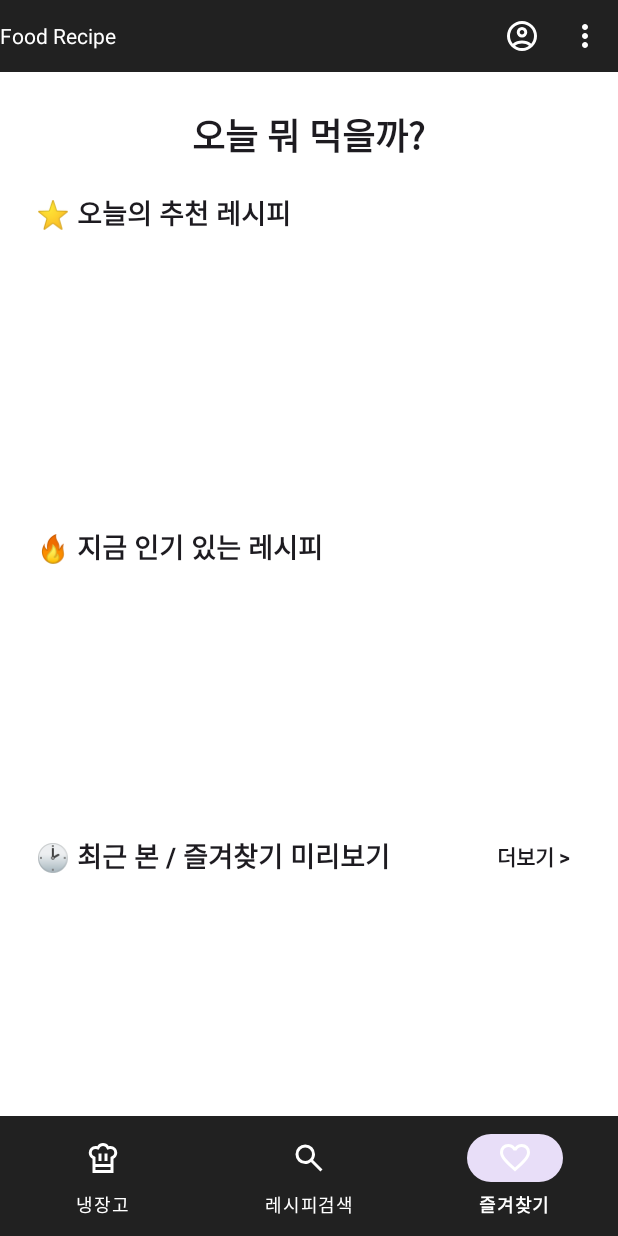
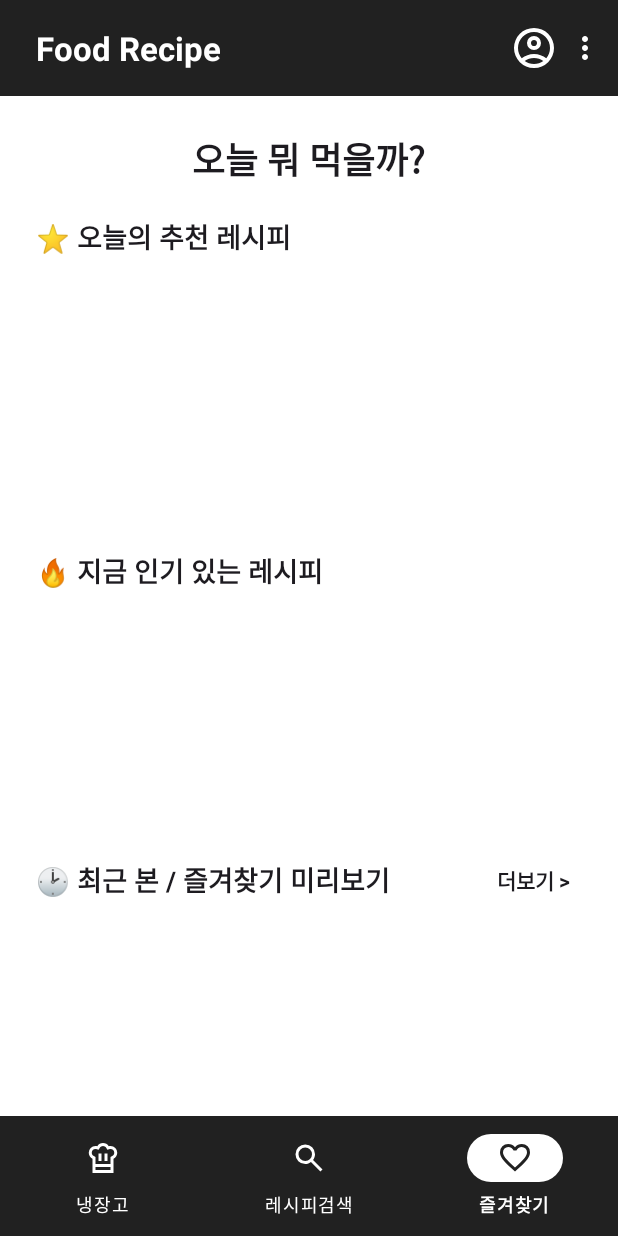
Before and after one commit to ppmm9155/Food_Recipe, an Android app: the MainActivity screen opened directly, with no data from a screen before it, on a phone screen of 412 x 824 dp. Run offline under Robolectric (Android 15) with nearby library versions, the phone set to English and light mode, and no system bars; our stand-ins replace Firebase (no records; nobody signed in at launch, a user with empty details on screens opened directly).

Commit message:
기준 하단 네비게이션 활성표시자 디자인 및 액션바 디자인 수정
하단 네비게이션바 에 연보라색은 활성표시자(Active Indicator) 라고하는데 그게 기본값인 연보라색으로 되어있어서
테마에 맞게 활성표시자는 흰색으로 설정 그리고 탭을 활성화 했을때 탭 아이콘만 black_2 로 변경

텍스트는 활성화 / 비활성화 상관없이 화이트로 고정 해서 해결

그리고 appbar 에서 타이틀을 bold 처리후 padding 줘서 너무 왼쪽에 붙지않게 설정함 그리고
appbar 우측상단 프로필아이콘을 32dp 로 키우고 appbar도 64dp로 키웠음

프로필 아이콘도 타이틀 과 같이 수평선상에 맞추게 설정함

```diff
--- a/app/src/main/java/com/example/food_recipe/main/MainActivity.java
+++ b/app/src/main/java/com/example/food_recipe/main/MainActivity.java
@@ -109,6 +109,19 @@ public class MainActivity extends AppCompatActivity implements MainContract.View
     @Override
     public boolean onCreateOptionsMenu(Menu menu) {
         getMenuInflater().inflate(R.menu.main_toolbar_menu, menu);
+
+        // --- 프로필 아이콘 클릭 리스너 설정 추가 ---
+        MenuItem profileItem = menu.findItem(R.id.action_profile);
+        if (profileItem != null) {
+            View actionView = profileItem.getActionView();
+            if (actionView != null) {
+                actionView.setOnClickListener(v -> {
+                    Toast.makeText(MainActivity.this, "프로필 화면(추후 연결)", Toast.LENGTH_SHORT).show();
+                });
+            }
+        }
+        // --- 여기까지 추가 ---
+
         return true;
     }
 
@@ -116,7 +129,9 @@ public class MainActivity extends AppCompatActivity implements MainContract.View
     public boolean onOptionsItemSelected(@NonNull MenuItem item) {
         int id = item.getItemId();
         if (id == R.id.action_profile) {
-            Toast.makeText(this, "프로필 화면(추후 연결)", Toast.LENGTH_SHORT).show();
+            // 이 부분은 actionView의 리스너에서 이미 처리하므로, 여기서는 호출되지 않거나
+            // 중복될 수 있습니다. 필요에 따라 주석 처리하거나 다른 방식으로 관리할 수 있습니다.
+            // Toast.makeText(this, "프로필 화면(추후 연결) - onOptionsItemSelected", Toast.LENGTH_SHORT).show();
             return true;
         } else if (id == R.id.action_logout) {
             presenter.onLogoutClicked();
--- /dev/null
+++ b/app/src/main/res/color/bottom_nav_icon_tint_selector.xml
@@ -0,0 +1,5 @@
+<?xml version="1.0" encoding="utf-8"?>
+<selector xmlns:android="http://schemas.android.com/apk/res/android">
+    <item android:state_checked="true" android:color="@color/black_2" /> <!-- 선택된 경우: black_2 색상 -->
+    <item android:color="@android:color/white" /> <!-- 기본 (선택되지 않은) 경우: 흰색 -->
+</selector>
--- a/app/src/main/res/color/bottom_nav_item_color.xml
+++ /dev/null
@@ -1,7 +0,0 @@
-<?xml version="1.0" encoding="utf-8"?>
-<selector xmlns:android="http://schemas.android.com/apk/res/android">
-    <!-- 아이템이 선택된 상태일 때 (스포트라이트 ON) -->
-    <item android:state_checked="true" android:color="@color/white" />
-    <!-- 그 외 모든 경우 (선택 안 된 상태) -->
-    <item android:color="@color/gray_400" />
-</selector>
--- /dev/null
+++ b/app/src/main/res/drawable/outline_account_circle_32.xml
@@ -0,0 +1,9 @@
+<vector xmlns:android="http://schemas.android.com/apk/res/android"
+    android:height="32dp"
+    android:width="32dp"
+    android:viewportHeight="960"
+    android:viewportWidth="960">
+
+    <path android:fillColor="@android:color/white" android:pathData="M234,684Q285,645 348,622.5Q411,600 480,600Q549,600 612,622.5Q675,645 726,684Q761,643 780.5,591Q800,539 800,480Q800,347 706.5,253.5Q613,160 480,160Q347,160 253.5,253.5Q160,347 160,480Q160,539 179.5,591Q199,643 234,684ZM480,520Q421,520 380.5,479.5Q340,439 340,380Q340,321 380.5,280.5Q421,240 480,240Q539,240 579.5,280.5Q620,321 620,380Q620,439 579.5,479.5Q539,520 480,520ZM480,880Q397,880 324,848.5Q251,817 197,763Q143,709 111.5,636Q80,563 80,480Q80,397 111.5,324Q143,251 197,197Q251,143 324,111.5Q397,80 480,80Q563,80 636,111.5Q709,143 763,197Q817,251 848.5,324Q880,397 880,480Q880,563 848.5,636Q817,709 763,763Q709,817 636,848.5Q563,880 480,880ZM480,800Q533,800 580,784.5Q627,769 666,740Q627,711 580,695.5Q533,680 480,680Q427,680 380,695.5Q333,711 294,740Q333,769 380,784.5Q427,800 480,800ZM480,440Q506,440 523,423Q540,406 540,380Q540,354 523,337Q506,320 480,320Q454,320 437,337Q420,354 420,380Q420,406 437,423Q454,440 480,440ZM480,380Q480,380 480,380Q480,380 480,380Q480,380 480,380Q480,380 480,380Q480,380 480,380Q480,380 480,380Q480,380 480,380Q480,380 480,380ZM480,740Q480,740 480,740Q480,740 480,740Q480,740 480,740Q480,740 480,740Q480,740 480,740Q480,740 480,740Q480,740 480,740Q480,740 480,740Z"/>
+
+</vector>
--- a/app/src/main/res/layout/activity_main.xml
+++ b/app/src/main/res/layout/activity_main.xml
@@ -1,11 +1,25 @@
 <?xml version="1.0" encoding="utf-8"?>
+<!--
+    activity_main.xml 파일은 앱의 메인 화면 레이아웃을 정의합니다.
+    UI 요소(버튼, 텍스트, 이미지 등)를 어떻게 배치할지 결정하는 설계도와 같습니다.
+-->
+
+<!--
+    <RelativeLayout> : 이 화면의 가장 바깥쪽 컨테이너(틀)입니다.
+    이름처럼, 내부에 있는 UI 요소들을 서로 '상대적인' 위치에 배치할 수 있습니다.
+    (예: 'A의 오른쪽에 B 배치', '화면 맨 아래에 C 고정' 등)
+-->
 <RelativeLayout
     xmlns:android="http://schemas.android.com/apk/res/android"
     xmlns:app="http://schemas.android.com/apk/res-auto"
     android:layout_width="match_parent"
     android:layout_height="match_parent">
 
-    <!-- 1. 상단 AppBar -->
+    <!-- 1. 화면 상단에 위치할 앱바(AppBar) 영역 -->
+    <!--
+        <com.google.android.material.appbar.AppBarLayout> : 툴바(Toolbar)를 감싸는 컨테이너입니다.
+        스크롤과 관련된 동작이나 그림자 효과 등을 관리합니다.
+    -->
     <com.google.android.material.appbar.AppBarLayout
         android:id="@+id/appbar"
         android:layout_width="match_parent"
@@ -14,30 +28,46 @@
         android:fitsSystemWindows="true"
         android:background="@color/black_2">
 
+        <!--
+            <com.google.android.material.appbar.MaterialToolbar> : 화면의 제목과 메뉴 등을 표시하는 툴바입니다.
+            최신 Material Design 스타일이 적용된 툴바입니다.
+        -->
         <com.google.android.material.appbar.MaterialToolbar
             android:id="@+id/main_toolbar"
             android:layout_width="match_parent"
-            android:layout_height="wrap_content"
+            android:layout_height="64dp"
             android:theme="@style/MyToolbarTheme"
             app:title="Food Recipe"
             app:titleTextColor="@color/white"
             app:navigationIconTint="@color/white"
-            app:menu="@menu/main_toolbar_menu" />
-
+            app:menu="@menu/main_toolbar_menu"
+            app:titleTextAppearance="@style/MyToolbarTitleStyle"
+            app:contentInsetStart="24dp" />
     </com.google.android.material.appbar.AppBarLayout>
 
-    <!-- 2. 하단 네비게이션 바: 스포트라이트 효과 적용 -->
+    <!-- 2. 화면 하단에 위치할 네비게이션 바 -->
+    <!--
+        <com.google.android.material.bottomnavigation.BottomNavigationView> : 화면 하단에 고정되어
+        주요 메뉴(홈, 검색, 즐겨찾기 등) 간의 이동을 돕는 UI 컴포넌트입니다.
+    -->
     <com.google.android.material.bottomnavigation.BottomNavigationView
         android:id="@+id/bottom_nav"
         android:layout_width="match_parent"
         android:layout_height="wrap_content"
         android:layout_alignParentBottom="true"
         android:background="@color/black_2"
-        app:itemIconTint="@color/white"
+        app:itemIconTint="@color/bottom_nav_icon_tint_selector"
         app:itemTextColor="@color/white"
-        app:menu="@menu/bottom_nav_menu"/>
-
-    <!-- 3. 메인 콘텐츠 -->
+        app:menu="@menu/bottom_nav_menu"
+        app:itemActiveIndicatorStyle="@style/MyBottomNavActiveIndicatorStyle" />
+    <!-- 3. 메인 콘텐츠가 표시될 중앙 영역 -->
+    <!--
+        <FrameLayout> : UI 요소를 겹겹이 쌓을 수 있는 가장 단순한 레이아웃입니다.
+        여기서는 하단 네비게이션 바의 선택에 따라 다양한 화면 조각(Fragment)들이 교체되어 보여질 공간입니다.
+        - android:layout_below="@id/appbar"       : 위에 있는 앱바(@id/appbar)의 '아래에' 위치시킵니다.
+        - android:layout_above="@id/bottom_nav"   : 아래에 있는 네비게이션 바(@id/bottom_nav)의 '위에' 위치시킵니다.
+        결과적으로 앱바와 네비게이션 바 사이의 남는 공간 전체를 차지하게 됩니다.
+    -->
     <FrameLayout
         android:id="@+id/main_container"
         android:layout_width="match_parent"
--- /dev/null
+++ b/app/src/main/res/layout/profile_icon_layout.xml
@@ -0,0 +1,15 @@
+<?xml version="1.0" encoding="utf-8"?>
+<FrameLayout xmlns:android="http://schemas.android.com/apk/res/android"
+    android:layout_width="wrap_content"
+    android:layout_height="64dp">
+
+    <ImageView
+        android:id="@+id/profile_icon_image"
+        android:layout_width="32dp"
+        android:layout_height="32dp"
+        android:src="@drawable/outline_account_circle_32"
+        android:layout_gravity="center_vertical"
+        android:scaleType="fitCenter"
+        android:contentDescription="프로필 아이콘" />
+    <!-- FrameLayout 내에서 수직 중앙 정렬 -->
+</FrameLayout>
--- a/app/src/main/res/menu/main_toolbar_menu.xml
+++ b/app/src/main/res/menu/main_toolbar_menu.xml
@@ -3,7 +3,7 @@
     xmlns:app="http://schemas.android.com/apk/res-auto">
     <item
         android:id="@+id/action_profile"
-        android:icon="@drawable/outline_account_circle_24"
+        app:actionLayout="@layout/profile_icon_layout"
         android:title="프로필"
         app:showAsAction="always" />
 
--- a/app/src/main/res/values/themes.xml
+++ b/app/src/main/res/values/themes.xml
@@ -3,93 +3,103 @@
     <!--
     ================================================================================
     | Phase 1: 앱의 모든 화면이 사용할 단일 통합 테마를 정의합니다.                     |
+    | themes.xml 파일은 앱의 전체적인 디자인(색상, 글꼴 등)을 결정하는 중요한 파일입니다. |
     ================================================================================
     -->
+
+    <!-- @style/Theme.App.Base : 이 앱의 가장 기본이 되는 테마입니다. -->
+    <!-- parent="Theme.Material3.Light.NoActionBar" : 구글의 최신 디자인 시스템인 'Material 3'의
+         '밝은(Light)' 테마를 기반으로 하며, 기본 액션바(제목줄)는 사용하지 않겠다고 설정합니다. -->
     <style name="Theme.App.Base" parent="Theme.Material3.Light.NoActionBar">
-        <!-- Edge-to-Edge 를 위한 기본 설정 -->
+        <!-- Edge-to-Edge(화면 전체 사용)를 위한 기본 설정 -->
+        <!-- android:statusBarColor : 스마트폰 상단 상태표시줄의 배경색을 투명(@android:color/transparent)하게 만듭니다. -->
         <item name="android:statusBarColor">@android:color/transparent</item>
+        <!-- android:navigationBarColor : 스마트폰 하단 네비게이션 바(소프트키)의 배경색을 투명하게 만듭니다. -->
         <item name="android:navigationBarColor">@android:color/transparent</item>
 
-        <!-- 라이트 테마 고정: 상태표시줄 아이콘은 항상 어둡게 -->
+        <!-- 라이트 테마(밝은 테마) 고정 설정 -->
+        <!-- android:windowLightStatusBar : 상태표시줄의 아이콘(시간, 배터리 등)을 어둡게 표시합니다. (배경이 밝을 때 사용) -->
         <item name="android:windowLightStatusBar">true</item>
 
         <!-- 다크 모드 강제 비활성화 -->
+        <!-- android:forceDarkAllowed : 'false'로 설정하여, 사용자가 휴대폰을 다크 모드로 설정했더라도
+             우리 앱은 항상 여기서 정의한 라이트 테마로 보이도록 강제합니다. -->
         <item name="android:forceDarkAllowed" tools:targetApi="29">false</item>
 
-        <!-- 기존 팔레트 -->
+        <!-- 앱의 주요 색상 팔레트 정의 -->
+        <!-- colorPrimary : 앱의 가장 주된 색상 (브랜드 색상). 주로 앱바 배경 등에 사용됩니다. -->
         <item name="colorPrimary">@color/black</item>
+        <!-- colorOnPrimary : Primary 색상 위에 표시될 콘텐츠(글자, 아이콘 등)의 색상입니다. -->
         <item name="colorOnPrimary">@color/white</item>
+        <!-- android:colorBackground : 앱 화면의 가장 기본 배경색입니다. -->
         <item name="android:colorBackground">@color/white</item>
+        <!-- colorSurface : 카드(Card), 메뉴(Menu) 등 UI 요소의 표면 색상입니다. -->
         <item name="colorSurface">@color/white</item>
+        <!-- colorOnSurface : Surface 색상 위에 표시될 콘텐츠의 색상입니다. -->
         <item name="colorOnSurface">@color/black</item>
+        <!-- color... : 그 외 UI 요소들의 색상을 정의합니다. (Variant, Outline, Secondary 등) -->
         <item name="colorSurfaceVariant">@color/white</item>
         <item name="colorOnSurfaceVariant">@color/gray_600</item>
         <item name="colorOutline">@color/gray_200</item>
         <item name="colorSecondary">@color/black</item>
         <item name="colorOnSecondary">@color/white</item>
 
-        <!-- TextInput 기본 -->
+        <!-- TextInput(글자 입력칸)의 기본 스타일을 여기서 한 번에 정의합니다. -->
         <item name="textInputStyle">@style/Widget.Material3.TextInputLayout.OutlinedBox</item>
 
-        <!-- 버튼/툴바 스타일 -->
+        <!-- 버튼과 툴바의 기본 스타일을 여기서 한 번에 정의합니다. -->
         <item name="materialButtonStyle">@style/Widget.App.Button.Filled</item>
         <item name="toolbarStyle">@style/MyToolbarTheme</item>
     </style>
 
-    <!-- Theme.Food_Recipe 스타일 재정의 (빌드 오류 해결용) -->
+    <!-- 안드로이드 스튜디오가 자동으로 생성하거나, 특정 상황(예: 빌드 오류) 해결을 위해
+         추가되었을 수 있는 테마들입니다. 위 Base 테마와 유사한 설정을 가집니다. -->
     <style name="Theme.Food_Recipe" parent="Theme.Material3.Light.NoActionBar">
-        <item name="colorPrimary">@color/black</item>
-        <item name="colorOnPrimary">@color/white</item>
-        <item name="android:colorBackground">@color/white</item>
-        <item name="colorSurface">@color/white</item>
-        <item name="colorOnSurface">@color/black</item>
-        <item name="colorSurfaceVariant">@color/white</item>
-        <item name="colorOnSurfaceVariant">@color/gray_600</item>
-        <item name="colorOutline">@color/gray_200</item>
-        <item name="colorSecondary">@color/black</item>
-        <item name="colorOnSecondary">@color/white</item>
-        <item name="textInputStyle">@style/Widget.Material3.TextInputLayout.OutlinedBox</item>
+        <!-- ... Base 테마와 유사한 색상 설정 ... -->
+    </style>
+    <style name="Theme.Food_Recipe.NoActionBar" parent="Theme.Material3.Light.NoActionBar">
+        <!-- ... Base 테마와 유사한 색상 및 다크모드 비활성화 설정 ... -->
     </style>
 
-    <style name="Theme.Food_Recipe.NoActionBar" parent="Theme.Material3.Light.NoActionBar">
-        <item name="android:forceDarkAllowed" tools:targetApi="29">false</item>
-        <item name="colorPrimary">@color/black</item>
-        <item name="colorOnPrimary">@color/white</item>
-        <item name="android:colorBackground">@color/white</item>
-        <item name="colorSurface">@color/white</item>
-        <item name="colorOnSurface">@color/black</item>
-        <item name="colorSurfaceVariant">@color/white</item>
-        <item name="colorOnSurfaceVariant">@color/gray_600</item>
-        <item name="colorOutline">@color/gray_200</item>
-        <item name="colorSecondary">@color/black</item>
-        <item name="colorOnSecondary">@color/white</item>
-        <item name="textInputStyle">@style/Widget.Material3.TextInputLayout.OutlinedBox</item>
-        <item name="android:statusBarColor">@android:color/transparent</item>
-        <item name="android:windowLightStatusBar">true</item>
-        <item name="android:navigationBarColor">@color/white</item>
-        <item name="android:windowLightNavigationBar" tools:ignore="NewApi">true</item>
-        <item name="android:windowFullscreen">true</item>
-    </style>
 
-    <!-- 버튼/툴바 스타일 (기존 유지) -->
+    <!-- ================================================================================ -->
+    <!-- | 특정 UI 컴포넌트(버튼, 툴바 등)를 위한 개별 스타일 정의                         | -->
+    <!-- ================================================================================ -->
+
+    <!-- 채워진 버튼(Filled Button)을 위한 커스텀 스타일 -->
     <style name="Widget.App.Button.Filled" parent="Widget.Material3.Button">
         <item name="backgroundTint">@color/black</item>
         <item name="android:textColor">@color/white</item>
         <item name="android:textStyle">bold</item>
         <item name="cornerRadius">12dp</item>
     </style>
-
+    <!-- 외곽선 버튼(Outlined Button)을 위한 커스텀 스타일 -->
     <style name="Widget.App.Button.Outlined" parent="Widget.Material3.Button.OutlinedButton">
-        <item name="strokeColor">@color/gray_200</item>
-        <item name="strokeWidth">1dp</item>
-        <item name="android:textColor">@color/black</item>
-        <item name="backgroundTint">@color/white</item>
-        <item name="android:textStyle">bold</item>
-        <item name="cornerRadius">12dp</item>
+        <!-- ... 외곽선 버튼 관련 디자인 설정 ... -->
     </style>
 
+    <!-- 상단 툴바(Toolbar)를 위한 테마 -->
+    <!-- ThemeOverlay는 특정 위젯 그룹의 색상 톤을 바꿀 때 주로 사용됩니다. -->
     <style name="MyToolbarTheme" parent="ThemeOverlay.Material3.ActionBar">
+        <!-- colorControlNormal : 툴바에 있는 아이콘(예: 메뉴 아이콘, 뒤로가기 아이콘)의 기본 색상을 지정합니다. -->
         <item name="colorControlNormal">@color/white</item>
     </style>
 
+    <!-- 상단 툴바의 '타이틀 글자'만을 위한 스타일 -->
+    <style name="MyToolbarTitleStyle" parent="TextAppearance.Material3.TitleLarge">
+        <!-- android:paddingStart : 타이틀 왼쪽에 8dp만큼의 여백(패딩)을 추가하여 너무 왼쪽에 붙지 않게 합니다. -->
+        <item name="android:paddingStart">8dp</item>
+        <!-- android:textStyle : 글자를 'bold'(굵게)로 만듭니다. -->
+        <item name="android:textStyle">bold</item>
+    </style>
+
+    <!-- 하단 네비게이션 바의 '선택된 아이템' 배경(Active Indicator)을 위한 커스텀 스타일 -->
+    <!-- parent="Widget.Material3.BottomNavigationView.ActiveIndicator" : Material 3의 기본 활성 표시자 스타일(모양, 크기 등)은
+         그대로 사용하면서, 우리가 원하는 속성만 덮어쓰겠다는 의미입니다. (상속) -->
+    <style name="MyBottomNavActiveIndicatorStyle" parent="Widget.Material3.BottomNavigationView.ActiveIndicator">
+        <!-- android:color : 활성 표시자의 배경색을 지정합니다. 여기서는 흰색으로 변경하여
+             기본값인 연보라색을 덮어씁니다. -->
+        <item name="android:color">@android:color/white</item>
+    </style>
+
 </resources>
```
